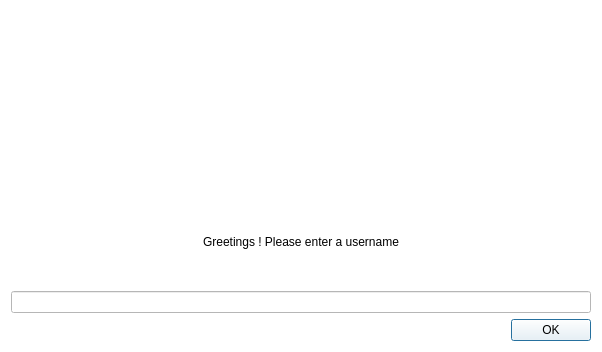
savoirfairelinux/jami-client-windows, file wizarddialog.ui: the form before one commit.
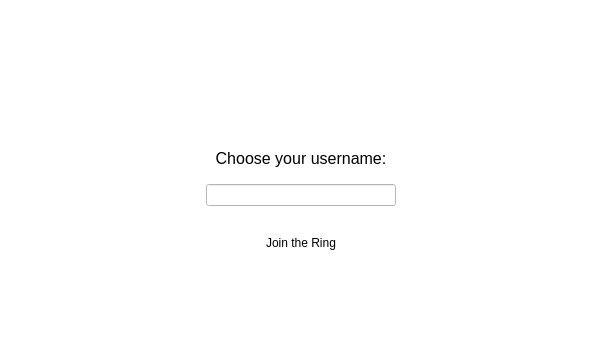
The form after the commit. Icons and pictures are not drawn.

Diff of the .ui file:
```diff
--- a/wizarddialog.ui
+++ b/wizarddialog.ui
@@ -428,56 +428,586 @@
   <property name="windowTitle">
    <string>Wizard</string>
   </property>
-  <layout class="QVBoxLayout" name="verticalLayout_2">
+  <property name="windowIcon">
+   <iconset resource="ressources.qrc">
+    <normaloff>:/images/ring.png</normaloff>:/images/ring.png</iconset>
+  </property>
+  <layout class="QVBoxLayout" name="verticalLayout">
    <item>
-    <widget class="QLabel" name="logo">
-     <property name="text">
-      <string/>
+    <layout class="QGridLayout" name="gridLayout">
+     <property name="topMargin">
+      <number>0</number>
      </property>
-     <property name="pixmap">
-      <pixmap resource="ressources.qrc">:/images/logo-ring-standard-coul.png</pixmap>
-     </property>
-     <property name="scaledContents">
-      <bool>true</bool>
-     </property>
-    </widget>
-   </item>
-   <item alignment="Qt::AlignHCenter">
-    <widget class="QLabel" name="spinnerLabel">
-     <property name="text">
-      <string/>
-     </property>
-     <property name="scaledContents">
-      <bool>true</bool>
-     </property>
-    </widget>
-   </item>
-   <item>
-    <widget class="QLabel" name="label">
-     <property name="text">
-      <string>Greetings ! Please enter a username</string>
-     </property>
-     <property name="alignment">
-      <set>Qt::AlignCenter</set>
-     </property>
-    </widget>
-   </item>
-   <item>
-    <widget class="QLineEdit" name="usernameEdit">
-     <property name="alignment">
-      <set>Qt::AlignCenter</set>
-     </property>
-    </widget>
-   </item>
-   <item>
-    <widget class="QDialogButtonBox" name="buttonBox">
-     <property name="orientation">
-      <enum>Qt::Horizontal</enum>
-     </property>
-     <property name="standardButtons">
-      <set>QDialogButtonBox::Ok</set>
-     </property>
-    </widget>
+     <item row="0" column="0">
+      <spacer name="horizontalSpacer">
+       <property name="orientation">
+        <enum>Qt::Horizontal</enum>
+       </property>
+       <property name="sizeHint" stdset="0">
+        <size>
+         <width>100</width>
+         <height>20</height>
+        </size>
+       </property>
+      </spacer>
+     </item>
+     <item row="1" column="1">
+      <widget class="QLabel" name="ringLogo">
+       <property name="sizePolicy">
+        <sizepolicy hsizetype="Minimum" vsizetype="Minimum">
+         <horstretch>0</horstretch>
+         <verstretch>0</verstretch>
+        </sizepolicy>
+       </property>
+       <property name="text">
+        <string/>
+       </property>
+       <property name="scaledContents">
+        <bool>false</bool>
+       </property>
+      </widget>
+     </item>
+     <item row="5" column="1">
+      <widget class="QLineEdit" name="usernameEdit">
+       <property name="alignment">
+        <set>Qt::AlignCenter</set>
+       </property>
+       <property name="clearButtonEnabled">
+        <bool>true</bool>
+       </property>
+      </widget>
+     </item>
+     <item row="0" column="1">
+      <spacer name="verticalSpacer_2">
+       <property name="orientation">
+        <enum>Qt::Vertical</enum>
+       </property>
+       <property name="sizeHint" stdset="0">
+        <size>
+         <width>20</width>
+         <height>40</height>
+        </size>
+       </property>
+      </spacer>
+     </item>
+     <item row="0" column="2">
+      <spacer name="horizontalSpacer_2">
+       <property name="orientation">
+        <enum>Qt::Horizontal</enum>
+       </property>
+       <property name="sizeHint" stdset="0">
+        <size>
+         <width>40</width>
+         <height>20</height>
+        </size>
+       </property>
+      </spacer>
+     </item>
+     <item row="8" column="1">
+      <spacer name="verticalSpacer">
+       <property name="orientation">
+        <enum>Qt::Vertical</enum>
+       </property>
+       <property name="sizeHint" stdset="0">
+        <size>
+         <width>20</width>
+         <height>40</height>
+        </size>
+       </property>
+      </spacer>
+     </item>
+     <item row="7" column="1" alignment="Qt::AlignHCenter">
+      <widget class="QPushButton" name="joinButton">
+       <property name="palette">
+        <palette>
+         <active>
+          <colorrole role="WindowText">
+           <brush brushstyle="SolidPattern">
+            <color alpha="255">
+             <red>0</red>
+             <green>0</green>
+             <blue>0</blue>
+            </color>
+           </brush>
+          </colorrole>
+          <colorrole role="Button">
+           <brush brushstyle="SolidPattern">
+            <color alpha="255">
+             <red>121</red>
+             <green>243</green>
+             <blue>242</blue>
+            </color>
+           </brush>
+          </colorrole>
+          <colorrole role="Light">
+           <brush brushstyle="SolidPattern">
+            <color alpha="255">
+             <red>237</red>
+             <green>255</green>
+             <blue>255</blue>
+            </color>
+           </brush>
+          </colorrole>
+          <colorrole role="Midlight">
+           <brush brushstyle="SolidPattern">
+            <color alpha="255">
+             <red>179</red>
+             <green>249</green>
+             <blue>248</blue>
+            </color>
+           </brush>
+          </colorrole>
+          <colorrole role="Dark">
+           <brush brushstyle="SolidPattern">
+            <color alpha="255">
+             <red>60</red>
+             <green>121</green>
+             <blue>121</blue>
+            </color>
+           </brush>
+          </colorrole>
+          <colorrole role="Mid">
+           <brush brushstyle="SolidPattern">
+            <color alpha="255">
+             <red>80</red>
+             <green>162</green>
+             <blue>161</blue>
+            </color>
+           </brush>
+          </colorrole>
+          <colorrole role="Text">
+           <brush brushstyle="SolidPattern">
+            <color alpha="255">
+             <red>0</red>
+             <green>0</green>
+             <blue>0</blue>
+            </color>
+           </brush>
+          </colorrole>
+          <colorrole role="BrightText">
+           <brush brushstyle="SolidPattern">
+            <color alpha="255">
+             <red>255</red>
+             <green>255</green>
+             <blue>255</blue>
+            </color>
+           </brush>
+          </colorrole>
+          <colorrole role="ButtonText">
+           <brush brushstyle="SolidPattern">
+            <color alpha="255">
+             <red>0</red>
+             <green>0</green>
+             <blue>0</blue>
+            </color>
+           </brush>
+          </colorrole>
+          <colorrole role="Base">
+           <brush brushstyle="SolidPattern">
+            <color alpha="255">
+             <red>255</red>
+             <green>255</green>
+             <blue>255</blue>
+            </color>
+           </brush>
+          </colorrole>
+          <colorrole role="Window">
+           <brush brushstyle="SolidPattern">
+            <color alpha="255">
+             <red>121</red>
+             <green>243</green>
+             <blue>242</blue>
+            </color>
+           </brush>
+          </colorrole>
+          <colorrole role="Shadow">
+           <brush brushstyle="SolidPattern">
+            <color alpha="255">
+             <red>0</red>
+             <green>0</green>
+             <blue>0</blue>
+            </color>
+           </brush>
+          </colorrole>
+          <colorrole role="AlternateBase">
+           <brush brushstyle="SolidPattern">
+            <color alpha="255">
+             <red>188</red>
+             <green>249</green>
+             <blue>248</blue>
+            </color>
+           </brush>
+          </colorrole>
+          <colorrole role="ToolTipBase">
+           <brush brushstyle="SolidPattern">
+            <color alpha="255">
+             <red>255</red>
+             <green>255</green>
+             <blue>220</blue>
+            </color>
+           </brush>
+          </colorrole>
+          <colorrole role="ToolTipText">
+           <brush brushstyle="SolidPattern">
+            <color alpha="255">
+             <red>0</red>
+             <green>0</green>
+             <blue>0</blue>
+            </color>
+           </brush>
+          </colorrole>
+         </active>
+         <inactive>
+          <colorrole role="WindowText">
+           <brush brushstyle="SolidPattern">
+            <color alpha="255">
+             <red>0</red>
+             <green>0</green>
+             <blue>0</blue>
+            </color>
+           </brush>
+          </colorrole>
+          <colorrole role="Button">
+           <brush brushstyle="SolidPattern">
+            <color alpha="255">
+             <red>121</red>
+             <green>243</green>
+             <blue>242</blue>
+            </color>
+           </brush>
+          </colorrole>
+          <colorrole role="Light">
+           <brush brushstyle="SolidPattern">
+            <color alpha="255">
+             <red>237</red>
+             <green>255</green>
+             <blue>255</blue>
+            </color>
+           </brush>
+          </colorrole>
+          <colorrole role="Midlight">
+           <brush brushstyle="SolidPattern">
+            <color alpha="255">
+             <red>179</red>
+             <green>249</green>
+             <blue>248</blue>
+            </color>
+           </brush>
+          </colorrole>
+          <colorrole role="Dark">
+           <brush brushstyle="SolidPattern">
+            <color alpha="255">
+             <red>60</red>
+             <green>121</green>
+             <blue>121</blue>
+            </color>
+           </brush>
+          </colorrole>
+          <colorrole role="Mid">
+           <brush brushstyle="SolidPattern">
+            <color alpha="255">
+             <red>80</red>
+             <green>162</green>
+             <blue>161</blue>
+            </color>
+           </brush>
+          </colorrole>
+          <colorrole role="Text">
+           <brush brushstyle="SolidPattern">
+            <color alpha="255">
+             <red>0</red>
+             <green>0</green>
+             <blue>0</blue>
+            </color>
+           </brush>
+          </colorrole>
+          <colorrole role="BrightText">
+           <brush brushstyle="SolidPattern">
+            <color alpha="255">
+             <red>255</red>
+             <green>255</green>
+             <blue>255</blue>
+            </color>
+           </brush>
+          </colorrole>
+          <colorrole role="ButtonText">
+           <brush brushstyle="SolidPattern">
+            <color alpha="255">
+             <red>0</red>
+             <green>0</green>
+             <blue>0</blue>
+            </color>
+           </brush>
+          </colorrole>
+          <colorrole role="Base">
+           <brush brushstyle="SolidPattern">
+            <color alpha="255">
+             <red>255</red>
+             <green>255</green>
+             <blue>255</blue>
+            </color>
+           </brush>
+          </colorrole>
+          <colorrole role="Window">
+           <brush brushstyle="SolidPattern">
+            <color alpha="255">
+             <red>121</red>
+             <green>243</green>
+             <blue>242</blue>
+            </color>
+           </brush>
+          </colorrole>
+          <colorrole role="Shadow">
+           <brush brushstyle="SolidPattern">
+            <color alpha="255">
+             <red>0</red>
+             <green>0</green>
+             <blue>0</blue>
+            </color>
+           </brush>
+          </colorrole>
+          <colorrole role="AlternateBase">
+           <brush brushstyle="SolidPattern">
+            <color alpha="255">
+             <red>188</red>
+             <green>249</green>
+             <blue>248</blue>
+            </color>
+           </brush>
+          </colorrole>
+          <colorrole role="ToolTipBase">
+           <brush brushstyle="SolidPattern">
+            <color alpha="255">
+             <red>255</red>
+             <green>255</green>
+             <blue>220</blue>
+            </color>
+           </brush>
+          </colorrole>
+          <colorrole role="ToolTipText">
+           <brush brushstyle="SolidPattern">
+            <color alpha="255">
+             <red>0</red>
+             <green>0</green>
+             <blue>0</blue>
+            </color>
+           </brush>
+          </colorrole>
+         </inactive>
+         <disabled>
+          <colorrole role="WindowText">
+           <brush brushstyle="SolidPattern">
+            <color alpha="255">
+             <red>60</red>
+             <green>121</green>
+             <blue>121</blue>
+            </color>
+           </brush>
+          </colorrole>
+          <colorrole role="Button">
+           <brush brushstyle="SolidPattern">
+            <color alpha="255">
+             <red>121</red>
+             <green>243</green>
+             <blue>242</blue>
+            </color>
+           </brush>
+          </colorrole>
+          <colorrole role="Light">
+           <brush brushstyle="SolidPattern">
+            <color alpha="255">
+             <red>237</red>
+             <green>255</green>
+             <blue>255</blue>
+            </color>
+           </brush>
+          </colorrole>
+          <colorrole role="Midlight">
+           <brush brushstyle="SolidPattern">
+            <color alpha="255">
+             <red>179</red>
+             <green>249</green>
+             <blue>248</blue>
+            </color>
+           </brush>
+          </colorrole>
+          <colorrole role="Dark">
+           <brush brushstyle="SolidPattern">
+            <color alpha="255">
+             <red>60</red>
+             <green>121</green>
+             <blue>121</blue>
+            </color>
+           </brush>
+          </colorrole>
+          <colorrole role="Mid">
+           <brush brushstyle="SolidPattern">
+            <color alpha="255">
+             <red>80</red>
+             <green>162</green>
+             <blue>161</blue>
+            </color>
+           </brush>
+          </colorrole>
+          <colorrole role="Text">
+           <brush brushstyle="SolidPattern">
+            <color alpha="255">
+             <red>60</red>
+             <green>121</green>
+             <blue>121</blue>
+            </color>
+           </brush>
+          </colorrole>
+          <colorrole role="BrightText">
+           <brush brushstyle="SolidPattern">
+            <color alpha="255">
+             <red>255</red>
+             <green>255</green>
+             <blue>255</blue>
+            </color>
+           </brush>
+          </colorrole>
+          <colorrole role="ButtonText">
+           <brush brushstyle="SolidPattern">
+            <color alpha="255">
+             <red>60</red>
+             <green>121</green>
+             <blue>121</blue>
+            </color>
+           </brush>
+          </colorrole>
+          <colorrole role="Base">
+           <brush brushstyle="SolidPattern">
+            <color alpha="255">
+             <red>121</red>
+             <green>243</green>
+             <blue>242</blue>
+            </color>
+           </brush>
+          </colorrole>
+          <colorrole role="Window">
+           <brush brushstyle="SolidPattern">
+            <color alpha="255">
+             <red>121</red>
+             <green>243</green>
+             <blue>242</blue>
+            </color>
+           </brush>
+          </colorrole>
+          <colorrole role="Shadow">
+           <brush brushstyle="SolidPattern">
+            <color alpha="255">
+             <red>0</red>
+             <green>0</green>
+             <blue>0</blue>
+            </color>
+           </brush>
+          </colorrole>
+          <colorrole role="AlternateBase">
+           <brush brushstyle="SolidPattern">
+            <color alpha="255">
+             <red>121</red>
+             <green>243</green>
+             <blue>242</blue>
+            </color>
+           </brush>
+          </colorrole>
+          <colorrole role="ToolTipBase">
+           <brush brushstyle="SolidPattern">
+            <color alpha="255">
+             <red>255</red>
+             <green>255</green>
+             <blue>220</blue>
+            </color>
+           </brush>
+          </colorrole>
+          <colorrole role="ToolTipText">
+           <brush brushstyle="SolidPattern">
+            <color alpha="255">
+             <red>0</red>
+             <green>0</green>
+             <blue>0</blue>
+            </color>
+           </brush>
+          </colorrole>
+         </disabled>
+        </palette>
+       </property>
+       <property name="text">
+        <string>Join the Ring</string>
+       </property>
+       <property name="flat">
+        <bool>true</bool>
+       </property>
+      </widget>
+     </item>
+     <item row="4" column="1">
+      <spacer name="verticalSpacer_3">
+       <property name="orientation">
+        <enum>Qt::Vertical</enum>
+       </property>
+       <property name="sizeType">
+        <enum>QSizePolicy::Fixed</enum>
+       </property>
+       <property name="sizeHint" stdset="0">
+        <size>
+         <width>10</width>
+         <height>10</height>
+        </size>
+       </property>
+      </spacer>
+     </item>
+     <item row="2" column="1">
+      <spacer name="verticalSpacer_4">
+       <property name="orientation">
+        <enum>Qt::Vertical</enum>
+       </property>
+       <property name="sizeType">
+        <enum>QSizePolicy::Fixed</enum>
+       </property>
+       <property name="sizeHint" stdset="0">
+        <size>
+         <width>20</width>
+         <height>30</height>
+        </size>
+       </property>
+      </spacer>
+     </item>
+     <item row="6" column="1">
+      <spacer name="verticalSpacer_5">
+       <property name="orientation">
+        <enum>Qt::Vertical</enum>
+       </property>
+       <property name="sizeType">
+        <enum>QSizePolicy::Fixed</enum>
+       </property>
+       <property name="sizeHint" stdset="0">
+        <size>
+         <width>20</width>
+         <height>20</height>
+        </size>
+       </property>
+      </spacer>
+     </item>
+     <item row="3" column="0" colspan="3">
+      <widget class="QLabel" name="label">
+       <property name="font">
+        <font>
+         <pointsize>12</pointsize>
+        </font>
+       </property>
+       <property name="text">
+        <string>Choose your username:</string>
+       </property>
+       <property name="alignment">
+        <set>Qt::AlignCenter</set>
+       </property>
+       <property name="wordWrap">
+        <bool>true</bool>
+       </property>
+      </widget>
+     </item>
+    </layout>
    </item>
   </layout>
  </widget>
```
Left out of the diff: 30 changed lines with no effect on the pictures.
